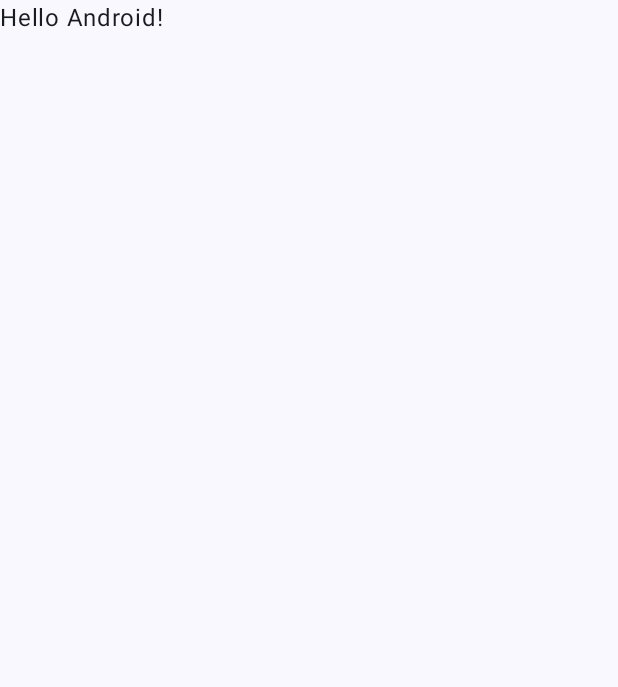
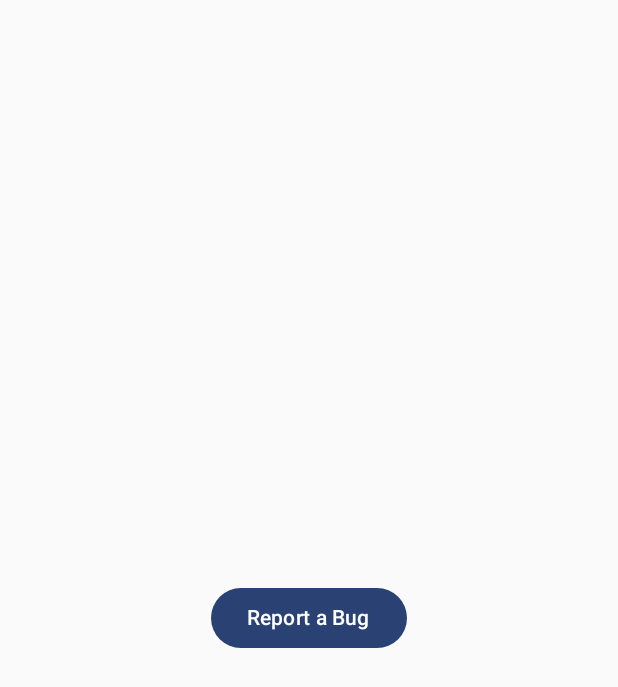
Before and after one commit to MahmoudBashir97/Android-Bug-Tracker, an Android app built with Jetpack Compose: the screen it shows after launch (MainActivity), on a phone screen of 412 x 824 dp. Before the commit the part shown is almost empty. Shown: the top 687 px of the screen. Run offline under Robolectric (Android 15) with nearby library versions, the phone set to English and light mode, and no system bars.

Commit message:
Working on screen app design with selecting image from local storage . adding navigation between screens . adding permissions inside manifest file

```diff
--- a/app/build.gradle.kts
+++ b/app/build.gradle.kts
@@ -65,6 +65,7 @@ dependencies {
     implementation(libs.play.services.auth)
     implementation(libs.retrofit)
     implementation(libs.retrofit.gson)
+    implementation(libs.navigation)
 
     testImplementation(libs.junit)
     androidTestImplementation(libs.androidx.junit)
--- a/app/src/main/AndroidManifest.xml
+++ b/app/src/main/AndroidManifest.xml
@@ -3,6 +3,8 @@
     xmlns:tools="http://schemas.android.com/tools">
 
     <uses-permission android:name="android.permission.INTERNET"/>
+    <uses-permission android:name="android.permission.WRITE_EXTERNAL_STORAGE"/>
+    <uses-permission android:name="android.permission.READ_EXTERNAL_STORAGE"/>
 
     <application
         android:allowBackup="true"
--- a/app/src/main/java/com/mahmoud/bugtracker/MainActivity.kt
+++ b/app/src/main/java/com/mahmoud/bugtracker/MainActivity.kt
@@ -1,47 +1,122 @@
 package com.mahmoud.bugtracker
 
+import android.app.Activity
+import android.content.Intent
+import android.net.Uri
 import android.os.Bundle
 import androidx.activity.ComponentActivity
 import androidx.activity.compose.setContent
 import androidx.activity.enableEdgeToEdge
+import androidx.compose.foundation.Image
+import androidx.compose.foundation.layout.Arrangement
+import androidx.compose.foundation.layout.Column
+import androidx.compose.foundation.layout.Spacer
 import androidx.compose.foundation.layout.fillMaxSize
+import androidx.compose.foundation.layout.height
 import androidx.compose.foundation.layout.padding
+import androidx.compose.material3.Button
 import androidx.compose.material3.Scaffold
 import androidx.compose.material3.Text
+import androidx.compose.material3.TextField
 import androidx.compose.runtime.Composable
+import androidx.compose.runtime.getValue
+import androidx.compose.runtime.mutableStateOf
+import androidx.compose.runtime.remember
+import androidx.compose.runtime.setValue
+import androidx.compose.ui.Alignment
 import androidx.compose.ui.Modifier
+import androidx.compose.ui.res.painterResource
 import androidx.compose.ui.tooling.preview.Preview
+import androidx.compose.ui.unit.dp
+import androidx.navigation.NavController
+import androidx.navigation.NavHostController
+import androidx.navigation.compose.NavHost
+import androidx.navigation.compose.composable
+import androidx.navigation.compose.rememberNavController
 import com.mahmoud.bugtracker.ui.theme.BugTrackerTheme
 
 class MainActivity : ComponentActivity() {
+    companion object {
+        const val IMAGE_PICK_CODE = 1000
+    }
+
+    private var imageUri by mutableStateOf<Uri?>(null)
+
     override fun onCreate(savedInstanceState: Bundle?) {
         super.onCreate(savedInstanceState)
         enableEdgeToEdge()
         setContent {
+            val navController = rememberNavController()
             BugTrackerTheme {
-                Scaffold(modifier = Modifier.fillMaxSize()) { innerPadding ->
-                    Greeting(
-                        name = "Android",
-                        modifier = Modifier.padding(innerPadding)
-                    )
+                NavHost(navController = navController, startDestination = "main") {
+                    composable("main") { MainScreen(navController) }
+                    composable("submit") {
+                        SubmitBugScreen(
+                            onImageSelected = { uri -> imageUri = uri },
+                            imageUri = imageUri,
+                            onSubmit = { description ->
+                               // uploadBugData(description, imageUri)
+                            }
+                        )
+                    }
                 }
             }
         }
     }
-}
 
-@Composable
-fun Greeting(name: String, modifier: Modifier = Modifier) {
-    Text(
-        text = "Hello $name!",
-        modifier = modifier
-    )
-}
+    @Composable
+    fun MainScreen(navController: NavHostController) {
+        Column(
+            modifier = Modifier
+                .fillMaxSize()
+                .padding(16.dp),
+            verticalArrangement = Arrangement.Center,
+            horizontalAlignment = Alignment.CenterHorizontally
+        ) {
+            Button(onClick = { navController.navigate("submit") }) {
+                Text("Report a Bug")
+            }
+        }
+    }
 
-@Preview(showBackground = true)
-@Composable
-fun GreetingPreview() {
-    BugTrackerTheme {
-        Greeting("Android")
+    @Composable
+    fun SubmitBugScreen(
+        onImageSelected: (Uri) -> Unit,
+        imageUri: Uri?,
+        onSubmit: (String) -> Unit
+    ) {
+        var description by remember { mutableStateOf("") }
+
+        Column(modifier = Modifier.fillMaxSize().padding(16.dp)) {
+            TextField(
+                value = description,
+                onValueChange = { description = it },
+                label = { Text("Description") }
+            )
+            Spacer(modifier = Modifier.height(16.dp))
+            Button(onClick = { selectImage() }) {
+                Text("Select Screenshot")
+            }
+            imageUri?.let {
+                Image(painter = painterResource(id = R.drawable.ic_launcher_foreground), contentDescription = "Selected Image")
+            }
+            Spacer(modifier = Modifier.height(16.dp))
+            Button(onClick = { onSubmit(description) }) {
+                Text("Submit Bug")
+            }
+        }
+    }
+
+    private fun selectImage() {
+        val intent = Intent(Intent.ACTION_PICK, android.provider.MediaStore.Images.Media.EXTERNAL_CONTENT_URI)
+        startActivityForResult(intent, IMAGE_PICK_CODE)
+    }
+
+    override fun onActivityResult(requestCode: Int, resultCode: Int, data: Intent?) {
+        super.onActivityResult(requestCode, resultCode, data)
+        if (requestCode == IMAGE_PICK_CODE && resultCode == Activity.RESULT_OK) {
+            val uri = data?.data
+            uri?.let { imageUri -> /* Handle the selected image URI */ }
+        }
     }
 }
--- a/gradle/libs.versions.toml
+++ b/gradle/libs.versions.toml
@@ -12,6 +12,7 @@ lifecycle = "2.6.0"
 room = "2.5.0"
 play_services_auth = "20.4.0"
 retrofit = "2.9.0"
+navigation = "2.6.0"
 
 [libraries]
 androidx-core-ktx = { group = "androidx.core", name = "core-ktx", version.ref = "coreKtx" }
@@ -33,6 +34,7 @@ room-runtime = { module = "androidx.room:room-runtime", version.ref = "room" }
 play-services-auth = { module = "com.google.android.gms:play-services-auth", version.ref = "play_services_auth" }
 retrofit = { module = "com.squareup.retrofit2:retrofit", version.ref = "retrofit" }
 retrofit-gson = { module = "com.squareup.retrofit2:converter-gson", version.ref = "retrofit" }
+navigation = { module = "androidx.navigation:navigation-compose", version.ref = "navigation" }
 
 [plugins]
 android-application = { id = "com.android.application", version.ref = "agp" }
```
